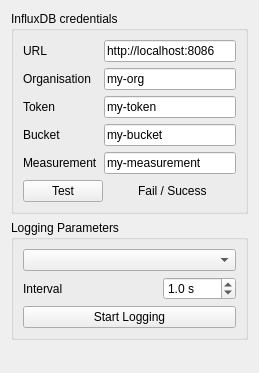
Old version of the form linien/gui/ui/logging_panel.ui in the repository linien-org/linien.
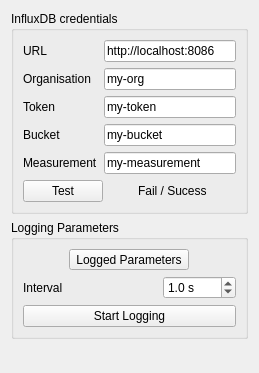
New version of the form. Custom widgets are drawn as their Qt base class.

Commit message: feat: improve checkable logged parameter selection

The edit to the form file:
```diff
--- a/linien/gui/ui/logging_panel.ui
+++ b/linien/gui/ui/logging_panel.ui
@@ -160,7 +160,15 @@
      </property>
      <layout class="QVBoxLayout" name="loggingLayout">
       <item>
-       <widget class="CheckableComboBox" name="logParameterComboBox"/>
+       <layout class="QHBoxLayout" name="logParameterToolButtonLayout">
+        <item>
+         <widget class="LoggedParametersToolButton" name="logParametersToolButton">
+          <property name="text">
+           <string>Logged Parameters</string>
+          </property>
+         </widget>
+        </item>
+       </layout>
       </item>
       <item>
        <layout class="QHBoxLayout" name="loggingLayout_2">
@@ -229,8 +237,8 @@
  </widget>
  <customwidgets>
   <customwidget>
-   <class>CheckableComboBox</class>
-   <extends>QComboBox</extends>
+   <class>LoggedParametersToolButton</class>
+   <extends>QToolButton</extends>
    <header location="global">logging_panel.h</header>
   </customwidget>
  </customwidgets>
```
The commit also changes 1 other file.
